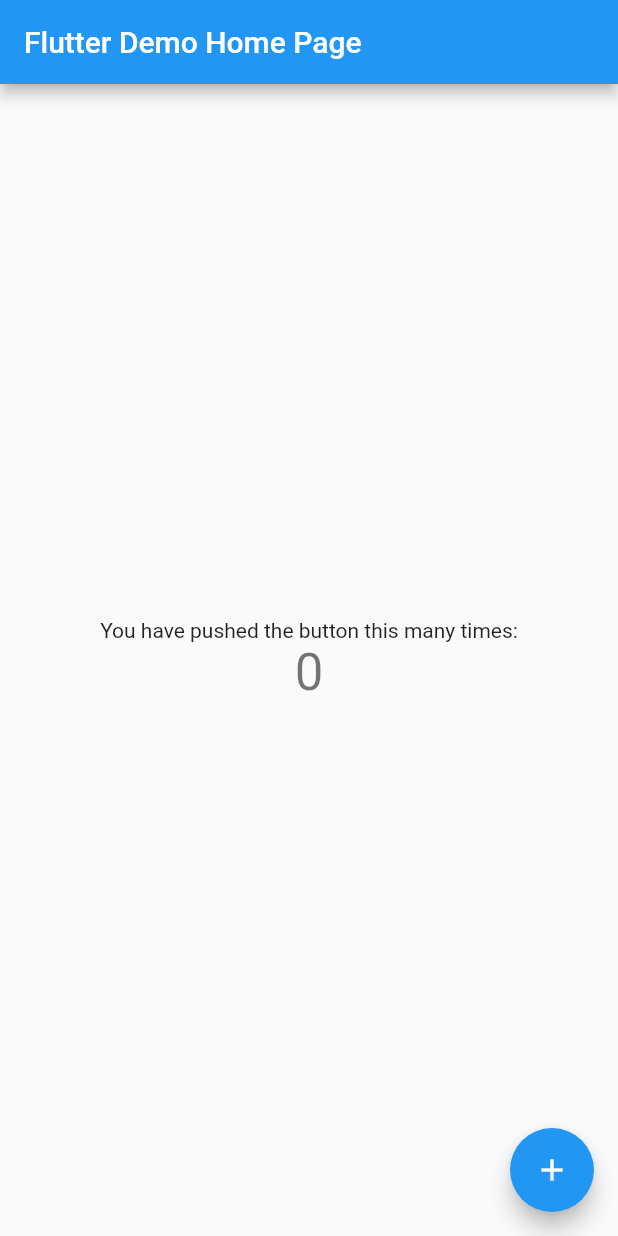
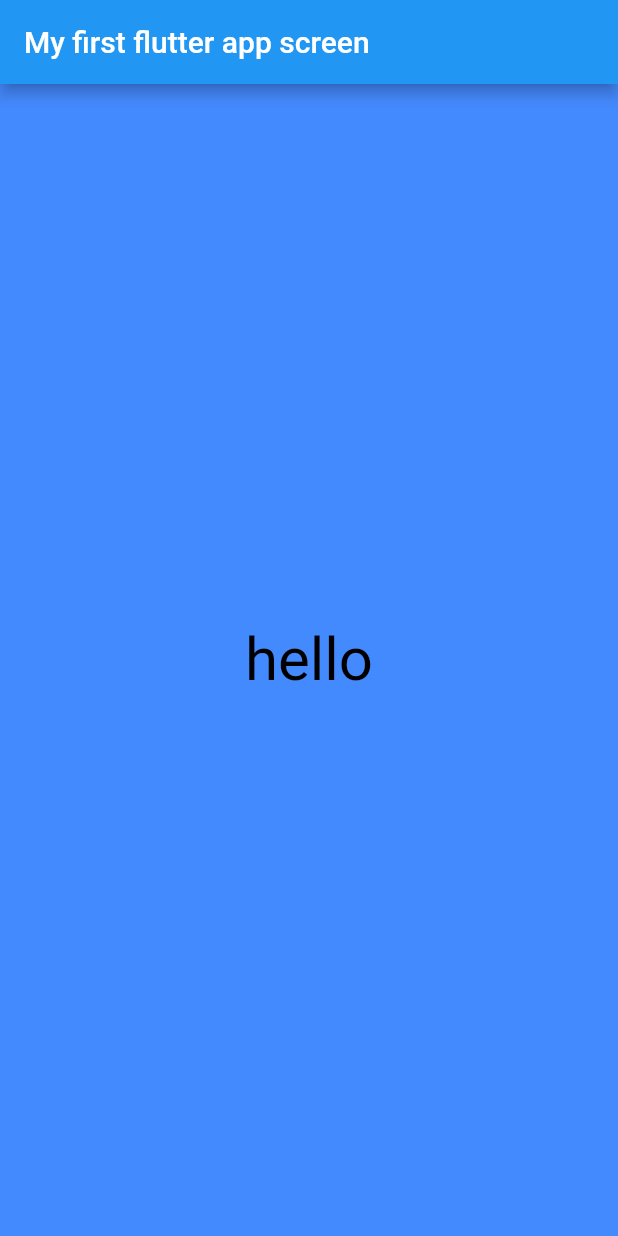
Before and after one commit to alfirajessica/UI_dart, a Flutter app: the screen it shows after launch, on a phone screen of 412 x 824 dp. Run offline on Flutter 3.47's test engine with Material 2 defaults, Android fonts, the phone set to English and light mode, and no system bars.

Commit message:
ui dart commit

```diff
--- /dev/null
+++ b/lib/app_screens/Firstscreen.dart
@@ -0,0 +1,20 @@
+import 'package:flutter/material.dart';
+
+class Firstscreen extends StatelessWidget {
+  // This widget is the root of your application.
+  @override
+  Widget build(BuildContext context) {
+    return Material(
+        color: Colors.blueAccent,
+        child: Center(
+          child: Text(
+            'hello',
+            textDirection: TextDirection.ltr,
+            style: TextStyle(
+              color: Colors.black,
+              fontSize: 40.0,
+            ),
+          ),
+        ));
+  }
+}
--- a/lib/main.dart
+++ b/lib/main.dart
@@ -1,117 +1,22 @@
 import 'package:flutter/material.dart';
+import 'package:ui_dart/app_screens/Firstscreen.dart';
 
 void main() {
-  runApp(MyApp());
+  runApp(MyFlutterApp());
 }
 
-class MyApp extends StatelessWidget {
-  // This widget is the root of your application.
+class MyFlutterApp extends StatelessWidget {
   @override
   Widget build(BuildContext context) {
     return MaterialApp(
-      title: 'Flutter Demo',
-      theme: ThemeData(
-        // This is the theme of your application.
-        //
-        // Try running your application with "flutter run". You'll see the
-        // application has a blue toolbar. Then, without quitting the app, try
-        // changing the primarySwatch below to Colors.green and then invoke
-        // "hot reload" (press "r" in the console where you ran "flutter run",
-        // or simply save your changes to "hot reload" in a Flutter IDE).
-        // Notice that the counter didn't reset back to zero; the application
-        // is not restarted.
-        primarySwatch: Colors.blue,
-        // This makes the visual density adapt to the platform that you run
-        // the app on. For desktop platforms, the controls will be smaller and
-        // closer together (more dense) than on mobile platforms.
-        visualDensity: VisualDensity.adaptivePlatformDensity,
+      debugShowCheckedModeBanner: false, //menghilangkan banner debug
+      title: 'My Flutter App',
+      home: Scaffold(
+        appBar: AppBar(
+          title: Text('My first flutter app screen'), //title pada appbar
+        ),
+        body: Firstscreen(), //isi
       ),
-      home: MyHomePage(title: 'Flutter Demo Home Page'),
     );
   }
 }
-
-class MyHomePage extends StatefulWidget {
-  MyHomePage({Key key, this.title}) : super(key: key);
-
-  // This widget is the home page of your application. It is stateful, meaning
-  // that it has a State object (defined below) that contains fields that affect
-  // how it looks.
-
-  // This class is the configuration for the state. It holds the values (in this
-  // case the title) provided by the parent (in this case the App widget) and
-  // used by the build method of the State. Fields in a Widget subclass are
-  // always marked "final".
-
-  final String title;
-
-  @override
-  _MyHomePageState createState() => _MyHomePageState();
-}
-
-class _MyHomePageState extends State<MyHomePage> {
-  int _counter = 0;
-
-  void _incrementCounter() {
-    setState(() {
-      // This call to setState tells the Flutter framework that something has
-      // changed in this State, which causes it to rerun the build method below
-      // so that the display can reflect the updated values. If we changed
-      // _counter without calling setState(), then the build method would not be
-      // called again, and so nothing would appear to happen.
-      _counter++;
-    });
-  }
-
-  @override
-  Widget build(BuildContext context) {
-    // This method is rerun every time setState is called, for instance as done
-    // by the _incrementCounter method above.
-    //
-    // The Flutter framework has been optimized to make rerunning build methods
-    // fast, so that you can just rebuild anything that needs updating rather
-    // than having to individually change instances of widgets.
-    return Scaffold(
-      appBar: AppBar(
-        // Here we take the value from the MyHomePage object that was created by
-        // the App.build method, and use it to set our appbar title.
-        title: Text(widget.title),
-      ),
-      body: Center(
-        // Center is a layout widget. It takes a single child and positions it
-        // in the middle of the parent.
-        child: Column(
-          // Column is also a layout widget. It takes a list of children and
-          // arranges them vertically. By default, it sizes itself to fit its
-          // children horizontally, and tries to be as tall as its parent.
-          //
-          // Invoke "debug painting" (press "p" in the console, choose the
-          // "Toggle Debug Paint" action from the Flutter Inspector in Android
-          // Studio, or the "Toggle Debug Paint" command in Visual Studio Code)
-          // to see the wireframe for each widget.
-          //
-          // Column has various properties to control how it sizes itself and
-          // how it positions its children. Here we use mainAxisAlignment to
-          // center the children vertically; the main axis here is the vertical
-          // axis because Columns are vertical (the cross axis would be
-          // horizontal).
-          mainAxisAlignment: MainAxisAlignment.center,
-          children: <Widget>[
-            Text(
-              'You have pushed the button this many times:',
-            ),
-            Text(
-              '$_counter',
-              style: Theme.of(context).textTheme.headline4,
-            ),
-          ],
-        ),
-      ),
-      floatingActionButton: FloatingActionButton(
-        onPressed: _incrementCounter,
-        tooltip: 'Increment',
-        child: Icon(Icons.add),
-      ), // This trailing comma makes auto-formatting nicer for build methods.
-    );
-  }
-}
```
Also changed, not shown: 1 other file.
